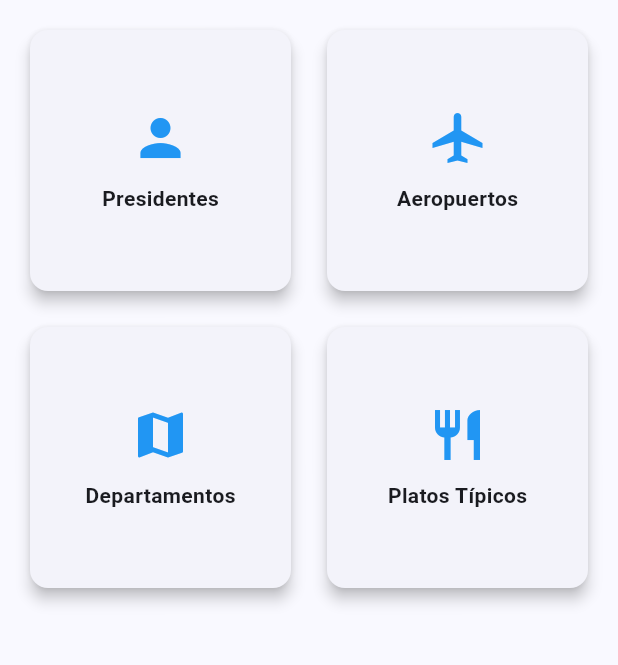
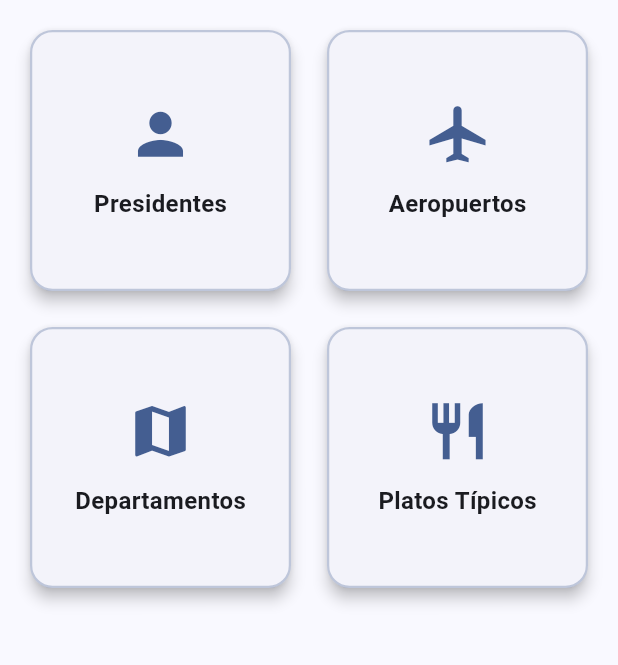
Before and after one commit to stevendz2002/taller_datos_abiertos, a Flutter app: the screen it shows after launch, on a phone screen of 412 x 824 dp, the part 84-749 px from its top. Run offline on Flutter 3.47's test engine with Material 3 defaults, Android fonts, the phone set to English and light mode, and no system bars; our stand-ins replace flutter_dotenv, go_router.

Commit message:
refactor: extract UI components to reusable widgets

```diff
--- a/api_colombia/lib/views/dashboard_view.dart
+++ b/api_colombia/lib/views/dashboard_view.dart
@@ -1,10 +1,10 @@
 import 'package:flutter/material.dart';
 import 'package:go_router/go_router.dart';
+import '../widgets/dashboard_card.dart';
 
 class DashboardView extends StatelessWidget {
   const DashboardView({super.key});
 
-  // Usamos los nombres EXACTOS de la API
   final List<Map<String, dynamic>> endpoints = const [
     {'title': 'Presidentes', 'path': 'President', 'icon': Icons.person},
     {
@@ -34,22 +34,11 @@ class DashboardView extends StatelessWidget {
         itemCount: endpoints.length,
         itemBuilder: (context, index) {
           final item = endpoints[index];
-          return Card(
-            elevation: 4,
-            child: InkWell(
-              onTap: () => context.push('/list/${item['path']}'),
-              child: Column(
-                mainAxisAlignment: MainAxisAlignment.center,
-                children: [
-                  Icon(item['icon'], size: 40, color: Colors.blue),
-                  const SizedBox(height: 10),
-                  Text(
-                    item['title'],
-                    style: const TextStyle(fontWeight: FontWeight.bold),
-                  ),
-                ],
-              ),
-            ),
+
+          return DashboardCard(
+            title: item['title'],
+            icon: item['icon'],
+            onTap: () => context.push('/list/${item['path']}'),
           );
         },
       ),
--- /dev/null
+++ b/api_colombia/lib/widgets/dashboard_card.dart
@@ -0,0 +1,47 @@
+import 'package:flutter/material.dart';
+
+class DashboardCard extends StatelessWidget {
+  final String title;
+  final IconData icon;
+  final VoidCallback onTap;
+
+  const DashboardCard({
+    super.key,
+    required this.title,
+    required this.icon,
+    required this.onTap,
+  });
+
+  @override
+  Widget build(BuildContext context) {
+    // Llamamos a tu AppTheme
+    final theme = Theme.of(context);
+
+    return Card(
+      elevation: 4,
+      shape: RoundedRectangleBorder(
+        borderRadius: BorderRadius.circular(15),
+        // Borde sutil usando el color principal de tu tema con opacidad
+        side: BorderSide(
+          color: theme.colorScheme.primary.withOpacity(0.3),
+          width: 1.5,
+        ),
+      ),
+      child: InkWell(
+        borderRadius: BorderRadius.circular(15),
+        onTap: onTap,
+        child: Column(
+          mainAxisAlignment: MainAxisAlignment.center,
+          children: [
+            Icon(icon, size: 45, color: theme.colorScheme.primary),
+            const SizedBox(height: 12),
+            Text(
+              title,
+              style: const TextStyle(fontWeight: FontWeight.bold, fontSize: 16),
+            ),
+          ],
+        ),
+      ),
+    );
+  }
+}
```
Also changed, not shown: api_colombia/lib/widgets/info_row.dart (added, +28 -0 lines).
